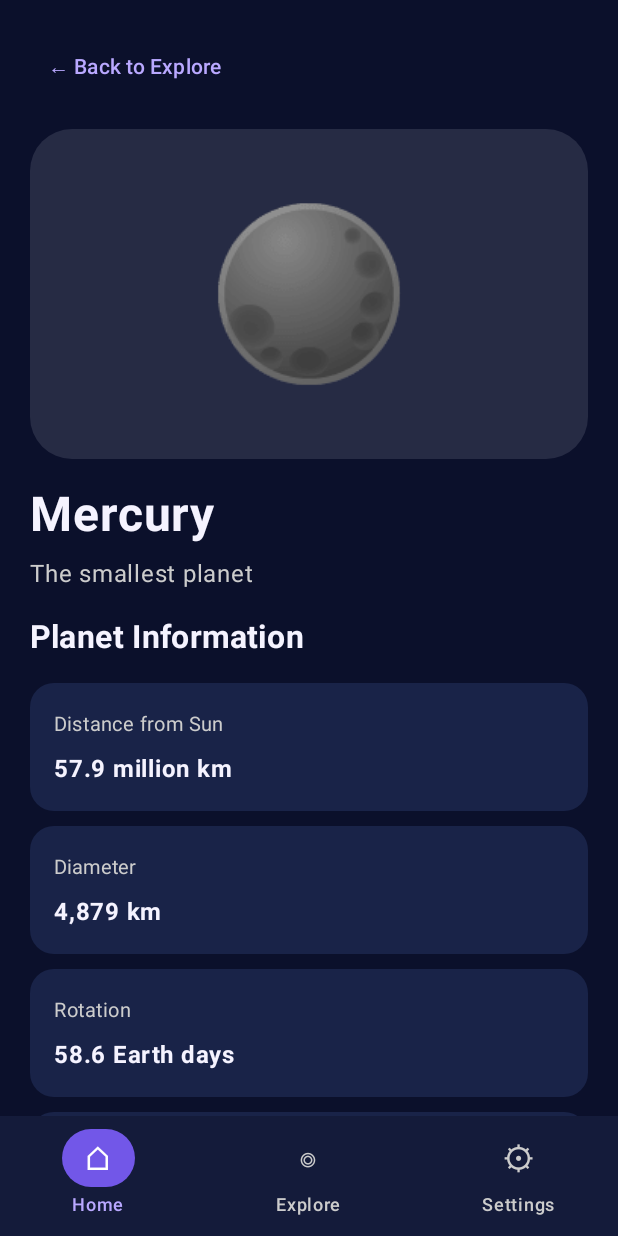
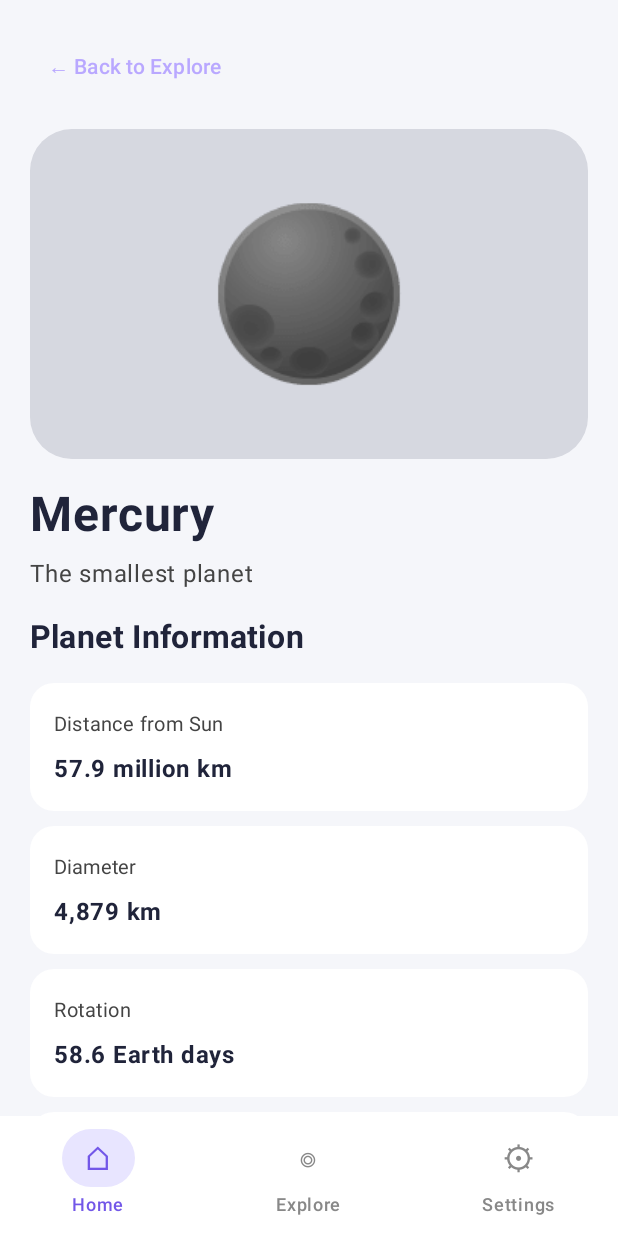
Before and after one commit to SitiFatimahNA/COSMOS, an Android app built with Jetpack Compose: the screen it shows after launch (MainActivity), after a tap on an icon or button, on a phone screen of 412 x 824 dp. Run offline under Robolectric (Android 15) with nearby library versions, the phone set to English and light mode, and no system bars; pictures from the network do not load.

Commit message:
Update light and dark theme across screens

```diff
--- a/app/src/main/java/com/siti/cosmos/MainActivity.kt
+++ b/app/src/main/java/com/siti/cosmos/MainActivity.kt
@@ -1,6 +1,6 @@
 package com.siti.cosmos
 
-
+import com.siti.cosmos.ui.theme.COSMOSTheme
 import android.os.Bundle
 import androidx.activity.ComponentActivity
 import androidx.activity.compose.setContent
@@ -19,18 +19,39 @@ import androidx.compose.ui.graphics.Color
 import androidx.compose.ui.text.font.FontWeight
 import androidx.compose.ui.unit.dp
 import androidx.compose.ui.unit.sp
+import androidx.compose.foundation.isSystemInDarkTheme
 
-private val SpaceBackground = Color(0xFF0B102B)
-private val SpacePurple = Color(0xFF7257E8)
-private val SpaceBlue = Color(0xFF263C78)
-val SpaceCard = Color(0xFF192348)
-val SpaceWhite = Color(0xFFF5F3FF)
+
+val SpaceBackground = Color(0xFFF5F6FA)
+val SpacePurple = Color(0xFF7257E8)
+val SpaceBlue = Color(0xFFE8E5FF)
+val SpaceCard = Color(0xFFFFFFFF)
+val SpaceWhite = Color(0xFF20243A)
+
+val DarkBackground = Color(0xFF0B102B)
+val DarkCard = Color(0xFF192348)
+val DarkWhite = Color(0xFFF5F3FF)
+val DarkBlue = Color(0xFF263C78)
 
 class MainActivity : ComponentActivity() {
     override fun onCreate(savedInstanceState: Bundle?) {
         super.onCreate(savedInstanceState)
         setContent {
-            CosmosApp()
+            val systemDarkTheme = isSystemInDarkTheme()
+
+            var darkTheme by remember {
+                mutableStateOf(systemDarkTheme)
+            }
+
+            COSMOSTheme(
+                darkTheme = darkTheme,
+                dynamicColor = false
+            ) {
+                CosmosApp(
+                    darkTheme = darkTheme,
+                    onThemeChange = { darkTheme = it }
+                )
+            }
         }
     }
 }
@@ -50,19 +71,45 @@ data class Planet(
 
 
 @Composable
-fun CosmosApp() {
+fun CosmosApp(
+    darkTheme: Boolean,
+    onThemeChange: (Boolean) -> Unit
+) {
     var selectedTab by rememberSaveable { mutableIntStateOf(0) }
     var selectedPlanet by remember {
         mutableStateOf<Planet?>(null)
     }
+    val backgroundColor = if (darkTheme) {
+        DarkBackground
+    } else {
+        SpaceBackground
+    }
 
-    MaterialTheme {
-        Scaffold(
-            containerColor = SpaceBackground,
-            bottomBar = {
-                NavigationBar(
-                    containerColor = Color(0xFF141B3A)
-                ) {
+    val cardColor = if (darkTheme) {
+        DarkCard
+    } else {
+        SpaceCard
+    }
+
+    val textColor = if (darkTheme) {
+        DarkWhite
+    } else {
+        SpaceWhite
+    }
+
+    val blueColor = if (darkTheme) {
+        DarkBlue
+    } else {
+        SpaceBlue
+    }
+
+
+    Scaffold(
+        containerColor = backgroundColor,
+        bottomBar = {
+            NavigationBar(
+                containerColor = cardColor
+            ) {
                     val tabs = listOf(
                         "Home" to "⌂",
                         "Explore" to "◎",
@@ -78,11 +125,11 @@ fun CosmosApp() {
                             },
                             label = { Text(tab.first) },
                             colors = NavigationBarItemDefaults.colors(
-                                selectedIconColor = Color.White,
-                                selectedTextColor = Color(0xFFB9A8FF),
-                                indicatorColor = SpacePurple,
-                                unselectedIconColor = Color.LightGray,
-                                unselectedTextColor = Color.LightGray
+                                selectedIconColor = if (darkTheme) Color.White else SpacePurple,
+                                selectedTextColor = SpacePurple,
+                                indicatorColor = if (darkTheme) DarkBlue else SpaceBlue,
+                                unselectedIconColor = if (darkTheme) Color.LightGray else Color.Gray,
+                                unselectedTextColor = if (darkTheme) Color.LightGray else Color.Gray
                             )
                         )
                     }
@@ -97,30 +144,33 @@ fun CosmosApp() {
                 if (selectedPlanet != null) {
                     PlanetDetailScreen(
                         planet = selectedPlanet!!,
+                        darkTheme = darkTheme,
                         onBack = { selectedPlanet = null }
                     )
                 } else {
                     when (selectedTab) {
                         0 -> DashboardScreen(
+                            darkTheme = darkTheme,
                             onPlanetClick = { planet ->
                                 selectedPlanet = planet
                             }
                         )
                         1 -> ExploreScreen(
                             planets = planets,
+                            darkTheme = darkTheme,
                             onPlanetClick = { planet ->
                                 selectedPlanet = planet
                             }
                         )
-                        else -> SimplePage(
-                            "Settings",
-                            "App settings will appear here."
+                        else -> SettingsScreen(
+                            darkTheme = darkTheme,
+                            onThemeChange = onThemeChange
                         )
                     }
                 }
             }
         }
-    }
+
 }
 
 val planets = listOf(
@@ -183,8 +233,11 @@ val planets = listOf(
 )
 @Composable
 fun DashboardScreen(
+    darkTheme: Boolean,
     onPlanetClick: (Planet) -> Unit
 ) {
+    val textColor = if (darkTheme) DarkWhite else SpaceWhite
+    val subtitleColor = if (darkTheme) Color.LightGray else Color.DarkGray
     BoxWithConstraints(
         modifier = Modifier.fillMaxSize()
     ) {
@@ -209,13 +262,13 @@ fun DashboardScreen(
                     Spacer(Modifier.height(8.dp))
                     Text(
                         text = "Explore the Universe",
-                        color = SpaceWhite,
+                        color = textColor,
                         fontSize = if (isLandscape) 30.sp else 26.sp,
                         fontWeight = FontWeight.Bold
                     )
                     Text(
                         text = "Your journey through space starts here.",
-                        color = Color.LightGray,
+                        color = subtitleColor,
                         fontSize = 14.sp
                     )
                 }
@@ -239,6 +292,7 @@ fun DashboardScreen(
                     items(planets) { planet ->
                         PlanetCard(
                             planet = planet,
+                            darkTheme = darkTheme,
                             onClick = {
                                 onPlanetClick(planet)
                             }
@@ -249,14 +303,14 @@ fun DashboardScreen(
 
 
             item {
-                NasaGallery()
+                NasaGallery(darkTheme = darkTheme)
             }
 
 
             item {
                 Text(
                     text = "Made for curious explorers ✦",
-                    color = Color.Gray,
+                    color = subtitleColor,
                     fontSize = 12.sp,
                     modifier = Modifier
                         .fillMaxWidth()
@@ -335,8 +389,12 @@ fun SectionTitle(title: String, subtitle: String) {
 @Composable
 fun PlanetCard(
     planet: Planet,
+    darkTheme: Boolean = false,
     onClick: () -> Unit
 ) {
+    val cardColor = if (darkTheme) DarkCard else SpaceCard
+    val textColor = if (darkTheme) DarkWhite else SpaceWhite
+    val descriptionColor = if (darkTheme) Color.LightGray else Color.DarkGray
     Card(
         onClick = onClick,
         modifier = Modifier
@@ -344,7 +402,7 @@ fun PlanetCard(
             .height(190.dp),
         shape = RoundedCornerShape(20.dp),
         colors = CardDefaults.cardColors(
-            containerColor = SpaceCard
+            containerColor = cardColor
         )
     ) {
         Column(
@@ -372,7 +430,7 @@ fun PlanetCard(
 
             Text(
                 text = planet.name,
-                color = SpaceWhite,
+                color = textColor,
                 fontWeight = FontWeight.Bold,
                 fontSize = 16.sp
             )
@@ -381,7 +439,7 @@ fun PlanetCard(
 
             Text(
                 text = planet.description,
-                color = Color.LightGray,
+                color = descriptionColor,
                 fontSize = 11.sp
             )
         }
@@ -448,12 +506,17 @@ fun SimplePage(title: String, description: String) {
 @Composable
 fun PlanetDetailScreen(
     planet: Planet,
+    darkTheme: Boolean,
     onBack: () -> Unit
 ) {
+    val backgroundColor = if (darkTheme) DarkBackground else SpaceBackground
+    val textColor = if (darkTheme) DarkWhite else SpaceWhite
+    val descriptionColor = if (darkTheme) Color.LightGray else Color.DarkGray
+    val infoCardColor = if (darkTheme) DarkCard else SpaceCard
     LazyColumn(
         modifier = Modifier
             .fillMaxSize()
-            .background(SpaceBackground),
+            .background(backgroundColor),
         contentPadding = PaddingValues(20.dp),
         verticalArrangement = Arrangement.spacedBy(18.dp)
     ) {
@@ -492,13 +555,13 @@ fun PlanetDetailScreen(
             Column(verticalArrangement = Arrangement.spacedBy(8.dp)) {
                 Text(
                     text = planet.name,
-                    color = SpaceWhite,
+                    color = textColor,
                     fontSize = 32.sp,
                     fontWeight = FontWeight.Bold
                 )
                 Text(
                     text = planet.description,
-                    color = Color.LightGray,
+                    color = descriptionColor,
                     fontSize = 16.sp
                 )
             }
@@ -507,7 +570,7 @@ fun PlanetDetailScreen(
         item {
             Text(
                 text = "Planet Information",
-                color = SpaceWhite,
+                color = textColor,
                 fontSize = 21.sp,
                 fontWeight = FontWeight.Bold
             )
@@ -515,10 +578,10 @@ fun PlanetDetailScreen(
 
         item {
             Column(verticalArrangement = Arrangement.spacedBy(10.dp)) {
-                InfoCard("Distance from Sun", planet.distance)
-                InfoCard("Diameter", planet.diameter)
-                InfoCard("Rotation", planet.rotation)
-                InfoCard("Revolution", planet.revolution)
+                InfoCard("Distance from Sun", planet.distance, darkTheme)
+                InfoCard("Diameter", planet.diameter, darkTheme)
+                InfoCard("Rotation", planet.rotation, darkTheme)
+                InfoCard("Revolution", planet.revolution, darkTheme)
             }
         }
 
@@ -526,7 +589,7 @@ fun PlanetDetailScreen(
             Card(
                 shape = RoundedCornerShape(20.dp),
                 colors = CardDefaults.cardColors(
-                    containerColor = SpacePurple
+                    containerColor = if (darkTheme) SpacePurple else SpacePurple
                 )
             ) {
                 Column(Modifier.padding(18.dp)) {
@@ -551,28 +614,70 @@ fun PlanetDetailScreen(
 @Composable
 fun InfoCard(
     title: String,
-    value: String
+    value: String,
+    darkTheme: Boolean
 ) {
+    val cardColor = if (darkTheme) DarkCard else SpaceCard
+    val titleColor = if (darkTheme) Color.LightGray else Color.DarkGray
+    val valueColor = if (darkTheme) DarkWhite else SpaceWhite
     Card(
         modifier = Modifier.fillMaxWidth(),
         shape = RoundedCornerShape(16.dp),
         colors = CardDefaults.cardColors(
-            containerColor = SpaceCard
+            containerColor = cardColor
         )
     ) {
         Column(Modifier.padding(16.dp)) {
             Text(
                 text = title,
-                color = Color.LightGray,
+                color = titleColor,
                 fontSize = 13.sp
             )
             Spacer(Modifier.height(5.dp))
             Text(
                 text = value,
-                color = SpaceWhite,
+                color = valueColor,
                 fontSize = 16.sp,
                 fontWeight = FontWeight.Bold
             )
         }
     }
 }
+
+@Composable
+fun SettingsScreen(
+    darkTheme: Boolean,
+    onThemeChange: (Boolean) -> Unit
+) {
+    val textColor = if (darkTheme) DarkWhite else SpaceWhite
+    Column(
+        modifier = Modifier
+            .fillMaxSize()
+            .padding(20.dp)
+    ) {
+        Text(
+            text = "Settings",
+            color = textColor,
+            fontSize = 26.sp,
+            fontWeight = FontWeight.Bold
+        )
+
+        Spacer(modifier = Modifier.height(20.dp))
+
+        Row(
+            modifier = Modifier.fillMaxWidth(),
+            verticalAlignment = Alignment.CenterVertically
+        ) {
+            Text(
+                text = "Dark Mode",
+                color = textColor,
+                modifier = Modifier.weight(1f)
+            )
+
+            Switch(
+                checked = darkTheme,
+                onCheckedChange = onThemeChange
+            )
+        }
+    }
+}
--- a/app/src/main/java/com/siti/cosmos/NasaGallery.kt
+++ b/app/src/main/java/com/siti/cosmos/NasaGallery.kt
@@ -28,7 +28,18 @@ import androidx.compose.foundation.shape.RoundedCornerShape
 import androidx.compose.material3.CardDefaults
 
 @Composable
-fun NasaGallery() {
+fun NasaGallery(darkTheme: Boolean) {
+    val galleryCardColor = if (darkTheme) {
+        DarkCard
+    } else {
+        SpaceCard
+    }
+
+    val galleryTextColor = if (darkTheme) {
+        DarkWhite
+    } else {
+        SpaceWhite
+    }
 
     var images by remember {
         mutableStateOf<List<NasaItem>>(emptyList())
@@ -60,7 +71,7 @@ fun NasaGallery() {
 
         Text(
             text = "NASA Space Gallery",
-            color = SpaceWhite,
+            color = galleryTextColor,
             fontSize = 22.sp,
             fontWeight = FontWeight.Bold
         )
@@ -84,7 +95,7 @@ fun NasaGallery() {
                 Text(
                     text = "Belum ada gambar tersedia.",
                     modifier = Modifier.padding(12.dp),
-                    color = Color.White
+                    color = galleryTextColor
                 )
             }
 
@@ -108,7 +119,7 @@ fun NasaGallery() {
                                 .height(220.dp),
                             shape = RoundedCornerShape(20.dp),
                             colors = CardDefaults.cardColors(
-                                containerColor = SpaceCard
+                                containerColor = galleryCardColor
                             )
                         ) {
                             Column {
@@ -125,7 +136,7 @@ fun NasaGallery() {
                                     text = title,
                                     modifier = Modifier.padding(8.dp),
                                     style = MaterialTheme.typography.bodyMedium,
-                                    color = SpaceWhite,
+                                    color = galleryTextColor,
                                     fontWeight = FontWeight.Bold,
                                     maxLines = 2
                                 )
```
Also changed, not shown: app/src/main/java/com/siti/cosmos/ExploreScreen.kt (+7 -2 lines).
